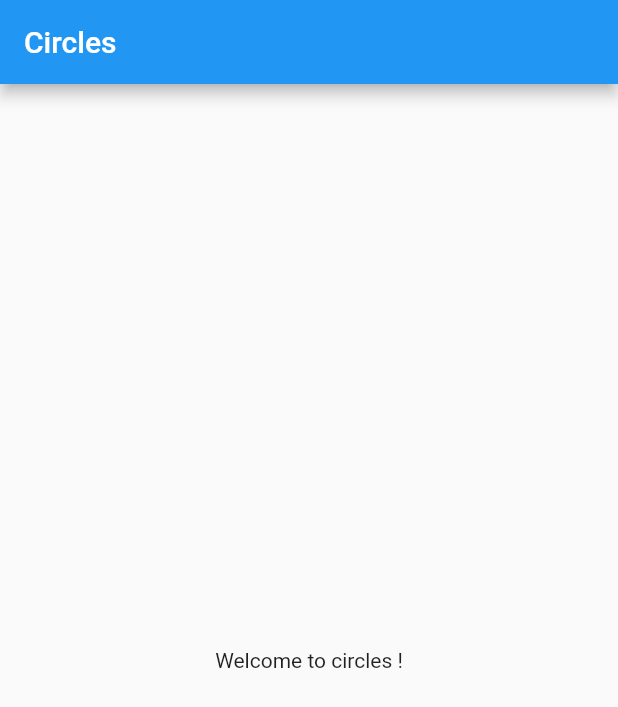
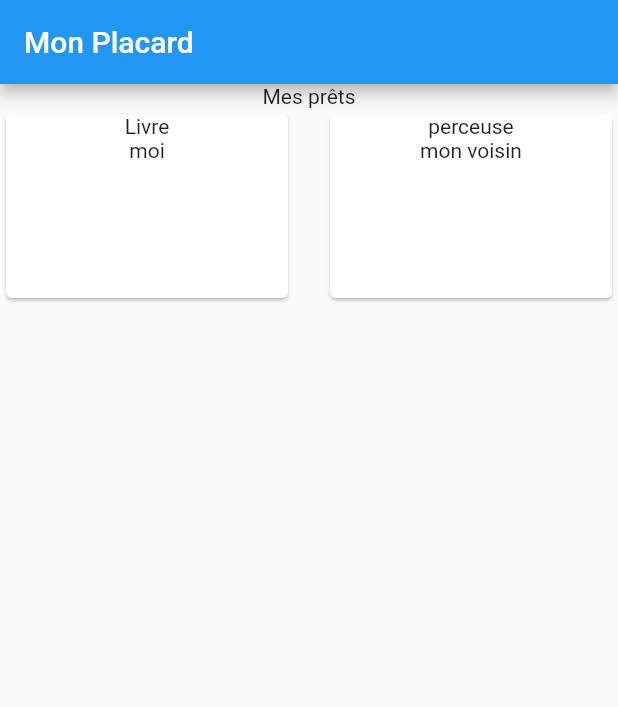
Before and after one commit to Ockham-Byron/circles-app-flutter, a Flutter app: the screen it shows after launch, on a phone screen of 412 x 824 dp. Shown: the top 707 px of the screen. Run offline on Flutter 3.47's test engine with Material 2 defaults, Android fonts, the phone set to English and light mode, and no system bars.

Commit message:
création du brouillon de la page placard

```diff
--- /dev/null
+++ b/lib/data/objects_data.dart
@@ -0,0 +1,9 @@
+import 'package:circles_app/models/object.dart';
+
+final List listofObjects = [
+  Object(name: "Livre", owner: "moi"),
+  Object(
+    name: "perceuse",
+    owner: "mon voisin",
+  ),
+];
--- a/lib/main.dart
+++ b/lib/main.dart
@@ -1,3 +1,4 @@
+import 'package:circles_app/pages/placard_screen.dart';
 import 'package:flutter/material.dart';
 
 void main() {
@@ -14,33 +15,7 @@ class MyApp extends StatelessWidget {
         primarySwatch: Colors.blue,
         visualDensity: VisualDensity.adaptivePlatformDensity,
       ),
-      home: MyHomePage(title: 'Circles'),
+      home: MonPlacard(),
     );
   }
 }
-
-class MyHomePage extends StatefulWidget {
-  MyHomePage({Key key, this.title}) : super(key: key);
-
-  final String title;
-
-  @override
-  _MyHomePageState createState() => _MyHomePageState();
-}
-
-class _MyHomePageState extends State<MyHomePage> {
-  @override
-  Widget build(BuildContext context) {
-    return Scaffold(
-      appBar: AppBar(
-        title: Text(widget.title),
-      ),
-      body: Center(
-        child: Text(
-          'Welcome to circles !',
-        ),
-      ),
-      // This trailing comma makes auto-formatting nicer for build methods.
-    );
-  }
-}
--- /dev/null
+++ b/lib/models/object.dart
@@ -0,0 +1,6 @@
+class Object {
+  final String name;
+  final String owner;
+
+  Object({this.name, this.owner});
+}
--- /dev/null
+++ b/lib/pages/placard_screen.dart
@@ -0,0 +1,38 @@
+import 'package:flutter/material.dart';
+
+import 'package:circles_app/data/objects_data.dart';
+import 'package:circles_app/widgets/object_item.dart';
+
+class MonPlacard extends StatelessWidget {
+  @override
+  Widget build(BuildContext context) {
+    return Scaffold(
+      appBar: AppBar(
+        title: Text("Mon Placard"),
+      ),
+      body: SafeArea(
+        child: Column(
+          children: [
+            Text("Mes prêts"),
+            Expanded(
+              child: GridView(
+                gridDelegate: SliverGridDelegateWithMaxCrossAxisExtent(
+                  maxCrossAxisExtent: 200,
+                  childAspectRatio: 3 / 2,
+                  crossAxisSpacing: 20,
+                  mainAxisSpacing: 20,
+                ),
+                children: listofObjects
+                    .map((objData) => ObjectItem(
+                          objData.name,
+                          objData.owner,
+                        ))
+                    .toList(),
+              ),
+            ),
+          ],
+        ),
+      ),
+    );
+  }
+}
--- /dev/null
+++ b/lib/widgets/object_item.dart
@@ -0,0 +1,20 @@
+import 'package:flutter/material.dart';
+
+class ObjectItem extends StatelessWidget {
+  String name;
+  String owner;
+
+  ObjectItem(this.name, this.owner);
+
+  @override
+  Widget build(BuildContext context) {
+    return Card(
+      child: Column(
+        children: [
+          Text(name),
+          Text(owner),
+        ],
+      ),
+    );
+  }
+}
```
